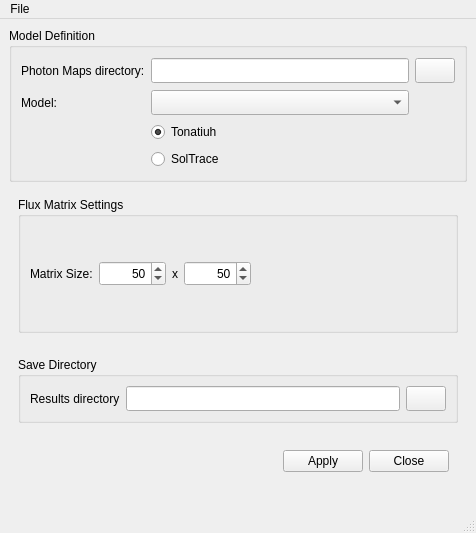
Before: the Qt Designer form PhotonsAnalyzer/src/MainWindow.ui in iat-cener/tonatiuh, drawn with Qt 5.
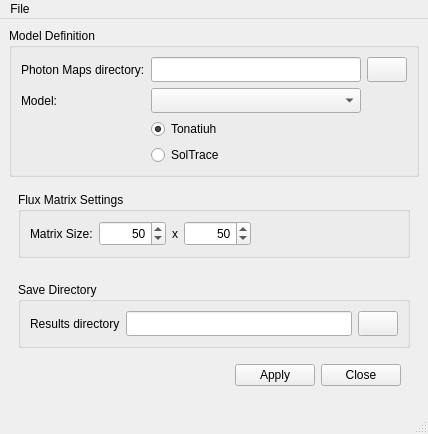
After: the same form once the commit is applied. Icons and pictures are not drawn.

What changed in the file:
```diff
--- a/PhotonsAnalyzer/src/MainWindow.ui
+++ b/PhotonsAnalyzer/src/MainWindow.ui
@@ -6,8 +6,8 @@
    <rect>
     <x>0</x>
     <y>0</y>
-    <width>476</width>
-    <height>533</height>
+    <width>428</width>
+    <height>414</height>
    </rect>
   </property>
   <property name="windowTitle">
@@ -265,6 +265,12 @@
        </item>
        <item>
         <widget class="QWidget" name="buttonsWidget" native="true">
+         <property name="maximumSize">
+          <size>
+           <width>16777215</width>
+           <height>40</height>
+          </size>
+         </property>
          <layout class="QHBoxLayout" name="horizontalLayout">
           <item>
            <spacer name="horizontalSpacer_2">
@@ -281,6 +287,12 @@
           </item>
           <item>
            <widget class="QDialogButtonBox" name="buttonBox">
+            <property name="minimumSize">
+             <size>
+              <width>0</width>
+              <height>25</height>
+             </size>
+            </property>
             <property name="layoutDirection">
              <enum>Qt::RightToLeft</enum>
             </property>
@@ -302,7 +314,7 @@
     <rect>
      <x>0</x>
      <y>0</y>
-     <width>476</width>
+     <width>428</width>
      <height>21</height>
     </rect>
    </property>
```
Left out of the diff: 13 changed lines with no effect on the pictures.
